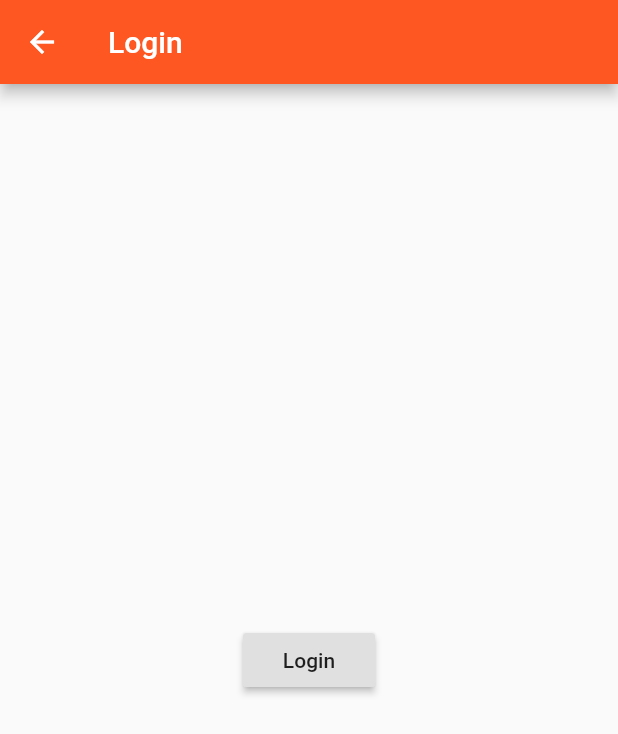
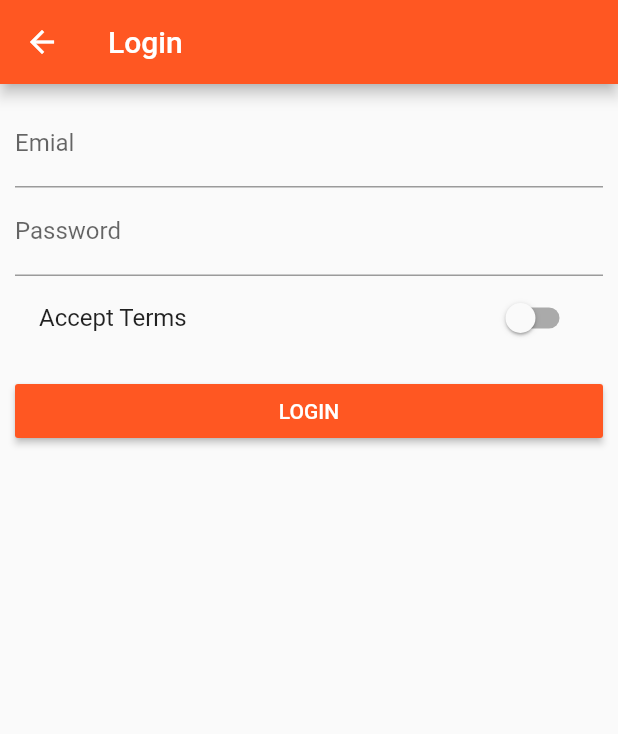
Before and after one commit to Akash4097/InventoryManagementApp, a Flutter app: the AuthPage screen opened directly, on a phone screen of 412 x 824 dp. Shown: the top 734 px of the screen. Run offline on Flutter 3.47's test engine with Material 2 defaults, Android fonts, the phone set to English and light mode, and no system bars.

Commit message:
add authPage with textField and route in main.dart

```diff
--- a/lib/main.dart
+++ b/lib/main.dart
@@ -1,5 +1,6 @@
 import 'package:flutter/material.dart';
 import 'package:flutter/cupertino.dart';
+import 'package:flutter_course/pages/auth.dart';
 import 'package:flutter_course/pages/product.dart';
 import 'dart:io' show Platform;
 
@@ -43,9 +44,10 @@ class _MyAppState extends State<MyApp> {
       debugShowCheckedModeBanner: false,
 //      home: AuthPage(),
       routes: {
+        "/": (BuildContext context) => AuthPage(),
         "/admin": (BuildContext context) =>
             ProductsAdminPage(_addProducts, _deleteProduct),
-        '/': (BuildContext context) => ProductsPage(_products)
+        '/products': (BuildContext context) => ProductsPage(_products)
       },
       onGenerateRoute: (RouteSettings settings) {
         List<String> pathElements = settings.name.split('/');
--- a/lib/pages/auth.dart
+++ b/lib/pages/auth.dart
@@ -1,19 +1,69 @@
 import 'package:flutter/material.dart';
-import 'package:flutter_course/pages/products.dart';
 
-class AuthPage extends StatelessWidget {
+class AuthPage extends StatefulWidget {
+  @override
+  State<StatefulWidget> createState() {
+    return _AuthPageState();
+  }
+}
+
+class _AuthPageState extends State<AuthPage> {
+  String _emailValue;
+  String _passwordValue;
+  bool _acceptTerm = false;
+
   @override
   Widget build(BuildContext context) {
     return Scaffold(
       appBar: AppBar(
         title: Text("Login"),
       ),
-      body: Center(
-        child: RaisedButton(
-            child: Text('Login'),
-            onPressed: () {
-              Navigator.pushReplacementNamed(context, '/');
-            }),
+      body: Container(
+        margin: EdgeInsets.all(10.0),
+        child: ListView(
+          children: <Widget>[
+            TextField(
+              decoration: InputDecoration(labelText: "Emial"),
+              keyboardType: TextInputType.emailAddress,
+              onChanged: (String value) {
+                setState(() {
+                  _emailValue = value;
+                });
+              },
+            ),
+            TextField(
+              decoration: InputDecoration(labelText: "Password"),
+              obscureText: true,
+              onChanged: (String value) {
+                setState(() {
+                  _passwordValue = value;
+                });
+              },
+            ),
+            SwitchListTile(
+              title: Text("Accept Terms"),
+              value: _acceptTerm,
+              onChanged: (bool value) {
+                setState(() {
+                  _acceptTerm = value;
+                });
+              },
+            ),
+            SizedBox(
+              height: 10.0,
+            ),
+            RaisedButton(
+              color: Theme.of(context).accentColor,
+              textColor: Colors.white,
+              child: Text("LOGIN"),
+              onPressed: () {
+                print(_emailValue);
+                print(_passwordValue);
+                Navigator.pushReplacementNamed(context, "/products");
+              },
+            )
+          ],
+        ),
       ),
     );
   }
--- a/lib/pages/product_create.dart
+++ b/lib/pages/product_create.dart
@@ -63,7 +63,7 @@ class _ProductCreatePageState extends State<ProductCreatePage> {
                 "image": "assets/food.jpg"
               };
               widget.addProduct(product);
-              Navigator.pushReplacementNamed(context, "/");
+              Navigator.pushReplacementNamed(context, "/products");
             },
           )
         ],
--- a/lib/pages/products_admin.dart
+++ b/lib/pages/products_admin.dart
@@ -23,7 +23,7 @@ class ProductsAdminPage extends StatelessWidget {
                 ListTile(
                   title: Text("All Products"),
                   onTap: () {
-                    Navigator.pushReplacementNamed(context, '/');
+                    Navigator.pushReplacementNamed(context, '/products');
                   },
                 )
               ],
```
